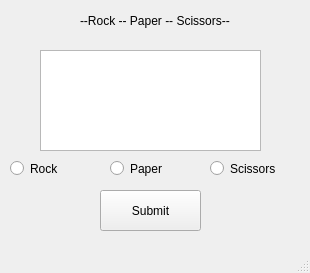
Qt form RockPaperScissorsFinalProj.ui (AWhitaker59/FinalProject) before a commit.
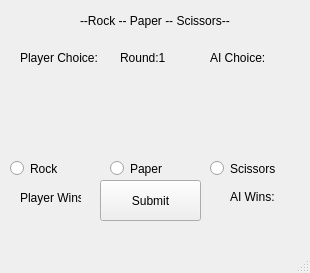
The same form after that commit. Icons and pictures are not drawn.

Commit message: Updated to have images rather than text box

The edit to the form file:
```diff
--- a/RockPaperScissorsFinalProj.ui
+++ b/RockPaperScissorsFinalProj.ui
@@ -30,7 +30,7 @@
     <property name="geometry">
      <rect>
       <x>100</x>
-      <y>190</y>
+      <y>180</y>
       <width>101</width>
       <height>41</height>
      </rect>
@@ -58,16 +58,6 @@
      <string>--Rock -- Paper -- Scissors--</string>
     </property>
    </widget>
-   <widget class="QTextBrowser" name="browser_Game">
-    <property name="geometry">
-     <rect>
-      <x>40</x>
-      <y>50</y>
-      <width>221</width>
-      <height>101</height>
-     </rect>
-    </property>
-   </widget>
    <widget class="QRadioButton" name="radioButton_Rock">
     <property name="geometry">
      <rect>
@@ -107,6 +97,242 @@
      <string>Scissors</string>
     </property>
    </widget>
+   <widget class="QLabel" name="Player_rock_image">
+    <property name="enabled">
+     <bool>true</bool>
+    </property>
+    <property name="geometry">
+     <rect>
+      <x>20</x>
+      <y>80</y>
+      <width>111</width>
+      <height>71</height>
+     </rect>
+    </property>
+    <property name="text">
+     <string/>
+    </property>
+    <property name="pixmap">
+     <pixmap>rock.jpg</pixmap>
+    </property>
+    <property name="scaledContents">
+     <bool>true</bool>
+    </property>
+   </widget>
+   <widget class="QLabel" name="label_4">
+    <property name="geometry">
+     <rect>
+      <x>20</x>
+      <y>50</y>
+      <width>81</width>
+      <height>16</height>
+     </rect>
+    </property>
+    <property name="text">
+     <string>Player Choice:</string>
+    </property>
+   </widget>
+   <widget class="QLabel" name="label_5">
+    <property name="geometry">
+     <rect>
+      <x>210</x>
+      <y>50</y>
+      <width>61</width>
+      <height>16</height>
+     </rect>
+    </property>
+    <property name="text">
+     <string>AI Choice:</string>
+    </property>
+   </widget>
+   <widget class="QLabel" name="AI_rock_image">
+    <property name="enabled">
+     <bool>true</bool>
+    </property>
+    <property name="geometry">
+     <rect>
+      <x>180</x>
+      <y>80</y>
+      <width>111</width>
+      <height>71</height>
+     </rect>
+    </property>
+    <property name="text">
+     <string/>
+    </property>
+    <property name="pixmap">
+     <pixmap>rock.jpg</pixmap>
+    </property>
+    <property name="scaledContents">
+     <bool>true</bool>
+    </property>
+   </widget>
+   <widget class="QLabel" name="Player_paper_image">
+    <property name="enabled">
+     <bool>true</bool>
+    </property>
+    <property name="geometry">
+     <rect>
+      <x>10</x>
+      <y>80</y>
+      <width>121</width>
+      <height>71</height>
+     </rect>
+    </property>
+    <property name="text">
+     <string/>
+    </property>
+    <property name="pixmap">
+     <pixmap>paper.jpg</pixmap>
+    </property>
+    <property name="scaledContents">
+     <bool>true</bool>
+    </property>
+   </widget>
+   <widget class="QLabel" name="AI_paper_image_">
+    <property name="enabled">
+     <bool>true</bool>
+    </property>
+    <property name="geometry">
+     <rect>
+      <x>170</x>
+      <y>80</y>
+      <width>121</width>
+      <height>71</height>
+     </rect>
+    </property>
+    <property name="text">
+     <string/>
+    </property>
+    <property name="pixmap">
+     <pixmap>paper.jpg</pixmap>
+    </property>
+    <property name="scaledContents">
+     <bool>true</bool>
+    </property>
+   </widget>
+   <widget class="QLabel" name="player_scissors_image">
+    <property name="enabled">
+     <bool>true</bool>
+    </property>
+    <property name="geometry">
+     <rect>
+      <x>10</x>
+      <y>80</y>
+      <width>121</width>
+      <height>71</height>
+     </rect>
+    </property>
+    <property name="text">
+     <string/>
+    </property>
+    <property name="pixmap">
+     <pixmap>Scissors.jpg</pixmap>
+    </property>
+    <property name="scaledContents">
+     <bool>true</bool>
+    </property>
+   </widget>
+   <widget class="QLabel" name="AI_scissors_image">
+    <property name="enabled">
+     <bool>true</bool>
+    </property>
+    <property name="geometry">
+     <rect>
+      <x>170</x>
+      <y>80</y>
+      <width>121</width>
+      <height>71</height>
+     </rect>
+    </property>
+    <property name="text">
+     <string/>
+    </property>
+    <property name="pixmap">
+     <pixmap>Scissors.jpg</pixmap>
+    </property>
+    <property name="scaledContents">
+     <bool>true</bool>
+    </property>
+   </widget>
+   <widget class="QLabel" name="win_state_label">
+    <property name="geometry">
+     <rect>
+      <x>110</x>
+      <y>230</y>
+      <width>91</width>
+      <height>16</height>
+     </rect>
+    </property>
+    <property name="text">
+     <string/>
+    </property>
+   </widget>
+   <widget class="QLabel" name="player_score_label">
+    <property name="geometry">
+     <rect>
+      <x>20</x>
+      <y>210</y>
+      <width>47</width>
+      <height>13</height>
+     </rect>
+    </property>
+    <property name="text">
+     <string/>
+    </property>
+   </widget>
+   <widget class="QLabel" name="ai_score_label">
+    <property name="geometry">
+     <rect>
+      <x>230</x>
+      <y>210</y>
+      <width>47</width>
+      <height>13</height>
+     </rect>
+    </property>
+    <property name="text">
+     <string/>
+    </property>
+   </widget>
+   <widget class="QLabel" name="label_2">
+    <property name="geometry">
+     <rect>
+      <x>20</x>
+      <y>190</y>
+      <width>61</width>
+      <height>16</height>
+     </rect>
+    </property>
+    <property name="text">
+     <string>Player Wins:</string>
+    </property>
+   </widget>
+   <widget class="QLabel" name="label_3">
+    <property name="geometry">
+     <rect>
+      <x>230</x>
+      <y>190</y>
+      <width>47</width>
+      <height>13</height>
+     </rect>
+    </property>
+    <property name="text">
+     <string>AI Wins:</string>
+    </property>
+   </widget>
+   <widget class="QLabel" name="round_label">
+    <property name="geometry">
+     <rect>
+      <x>120</x>
+      <y>50</y>
+      <width>61</width>
+      <height>16</height>
+     </rect>
+    </property>
+    <property name="text">
+     <string>Round:1</string>
+    </property>
+   </widget>
   </widget>
   <widget class="QStatusBar" name="statusbar"/>
  </widget>
```
The commit also changes 2 other files.
